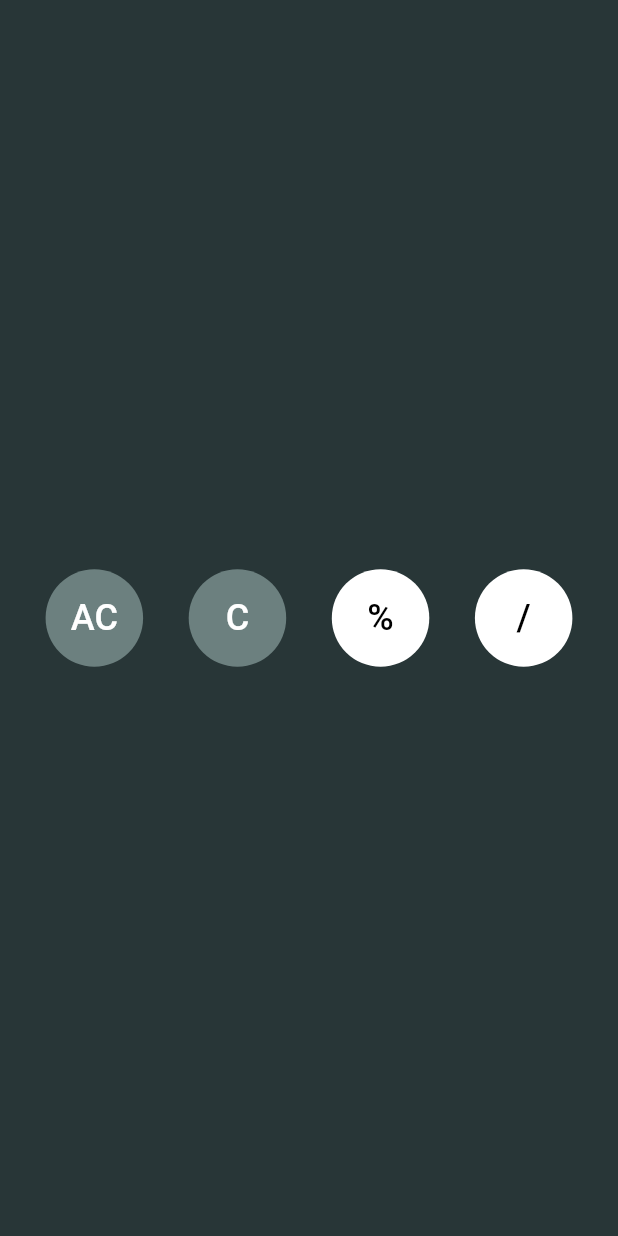
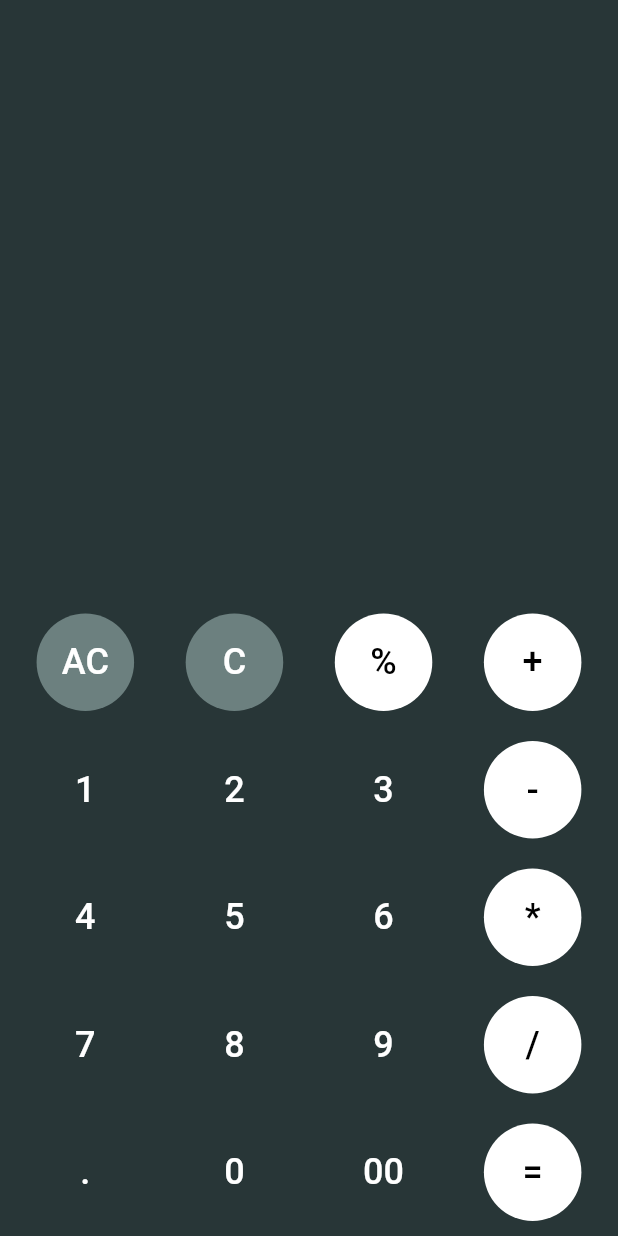
Before and after one commit to Iamdheeraj21/calculator-flutter, a Flutter app: the screen it shows after launch, after a tap on "AC", on a phone screen of 412 x 824 dp. Run offline on Flutter 3.47's test engine with Material 2 defaults, Android fonts, the phone set to English and light mode, and no system bars; our stand-ins replace math_expressions.

```diff
--- a/lib/Widgets/cal_button.dart
+++ b/lib/Widgets/cal_button.dart
@@ -5,27 +5,35 @@ class cal_button extends StatelessWidget {
   final int fillColor;
   final int textColor;
   final double textSize;
+  final Function callback;
   const cal_button({
     Key? key,
     required this.text,
     required this.fillColor,
     this.textColor = 0xFFFFFFFF,
     this.textSize = 24,
+    required this.callback,
   }) : super(key: key);
   @override
   Widget build(BuildContext context) {
-    return SizedBox(
+    return Container(
+      margin: EdgeInsets.all(10),
+      child: SizedBox(
         width: 65,
         height: 65,
         child: FlatButton(
-        shape: RoundedRectangleBorder(borderRadius: BorderRadius.circular(50)),
+          shape:
+              RoundedRectangleBorder(borderRadius: BorderRadius.circular(50)),
           child: Text(
             text,
             style: TextStyle(fontSize: textSize),
           ),
-        onPressed: () {},
+          onPressed: () {
+            callback(text);
+          },
           color: fillColor != null ? Color(fillColor) : null,
           textColor: Color(textColor),
+        ),
       ),
     );
   }
--- a/lib/main.dart
+++ b/lib/main.dart
@@ -1,11 +1,56 @@
 import 'package:flutter/material.dart';
+import 'dart:math' as math;
+import 'package:math_expressions/math_expressions.dart';
+
 import './Widgets/cal_button.dart';
 
 void main() {
-  runApp(CalculatorApp());
+  runApp(calApp());
 }
 
-class CalculatorApp extends StatelessWidget {
+// ignore: camel_case_types
+class calApp extends StatefulWidget {
+  calApp({Key? key}) : super(key: key);
+
+  @override
+  CalculatorAppState createState() => CalculatorAppState();
+}
+
+class CalculatorAppState extends State<calApp> {
+  String _history = "";
+  String _expression = "";
+
+  void numClick(String text) {
+    setState(() {
+      _expression += text;
+    });
+  }
+
+  void allClear(String text) {
+    setState(() {
+      _history = "";
+      _expression = "";
+    });
+  }
+
+  void clear(String text) {
+    setState(() {
+      _expression = "";
+    });
+  }
+
+  void evaluate(String text) {
+    Parser p = Parser();
+    Expression exp = p.parse(_expression);
+    ContextModel cm = ContextModel();
+
+    double eval = exp.evaluate(EvaluationType.REAL, cm);
+    setState(() {
+      _history = _expression;
+      _expression = eval.toString();
+    });
+  }
+
   @override
   Widget build(BuildContext context) {
     return MaterialApp(
@@ -13,30 +58,158 @@ class CalculatorApp extends StatelessWidget {
         debugShowCheckedModeBanner: false,
         home: Scaffold(
             backgroundColor: Color(0xFF283637),
-          body: Center(
-              child: Row(
+            body: Column(
+              mainAxisAlignment: MainAxisAlignment.end,
+              children: <Widget>[
+                Container(
+                  padding: EdgeInsets.only(right: 12),
+                  child: Text(
+                    _history,
+                    style: TextStyle(fontSize: 24, color: Color(0xFFFFFFFF)),
+                  ),
+                  alignment: Alignment(1, 1),
+                ),
+                Container(
+                  padding: EdgeInsets.all(12),
+                  child: Text(
+                    _expression,
+                    style: TextStyle(fontSize: 48, color: Colors.white),
+                  ),
+                  alignment: Alignment(1, 1),
+                ),
+                SizedBox(height: 40),
+                Row(
                   mainAxisAlignment: MainAxisAlignment.spaceEvenly,
                   children: <Widget>[
                     cal_button(
                       text: 'AC',
+                      callback: allClear,
                       fillColor: 0xFF6C807F,
                     ),
                     cal_button(
                       text: 'C',
+                      callback: clear,
                       fillColor: 0xFF6C807F,
                     ),
                     cal_button(
                       text: '%',
+                      callback: numClick,
                       fillColor: 0xFFFFFFFF,
                       textColor: 0xFF000000,
                     ),
                     cal_button(
-                text: '/',
+                      text: '+',
+                      callback: numClick,
                       fillColor: 0xFFFFFFFF,
                       textColor: 0xFF000000,
                     )
                   ],
-          )),
-        ));
+                ),
+                Row(
+                  mainAxisAlignment: MainAxisAlignment.spaceEvenly,
+                  children: <Widget>[
+                    cal_button(
+                      text: '1',
+                      callback: numClick,
+                      fillColor: 0xFF283637,
+                    ),
+                    cal_button(
+                      text: '2',
+                      callback: numClick,
+                      fillColor: 0xFF283637,
+                    ),
+                    cal_button(
+                      text: '3',
+                      callback: numClick,
+                      fillColor: 0xFF283637,
+                    ),
+                    cal_button(
+                      text: '-',
+                      callback: numClick,
+                      fillColor: 0xFFFFFFFF,
+                      textColor: 0xFF000000,
+                    )
+                  ],
+                ),
+                Row(
+                  mainAxisAlignment: MainAxisAlignment.spaceEvenly,
+                  children: <Widget>[
+                    cal_button(
+                      text: '4',
+                      callback: numClick,
+                      fillColor: 0xFF283637,
+                    ),
+                    cal_button(
+                      text: '5',
+                      callback: numClick,
+                      fillColor: 0xFF283637,
+                    ),
+                    cal_button(
+                      text: '6',
+                      callback: numClick,
+                      fillColor: 0xFF283637,
+                    ),
+                    cal_button(
+                      callback: numClick,
+                      text: '*',
+                      fillColor: 0xFFFFFFFF,
+                      textColor: 0xFF000000,
+                    )
+                  ],
+                ),
+                Row(
+                  mainAxisAlignment: MainAxisAlignment.spaceEvenly,
+                  children: <Widget>[
+                    cal_button(
+                      text: '7',
+                      callback: numClick,
+                      fillColor: 0xFF283637,
+                    ),
+                    cal_button(
+                      text: '8',
+                      callback: numClick,
+                      fillColor: 0xFF283637,
+                    ),
+                    cal_button(
+                      text: '9',
+                      callback: numClick,
+                      fillColor: 0xFF283637,
+                    ),
+                    cal_button(
+                      text: '/',
+                      callback: numClick,
+                      fillColor: 0xFFFFFFFF,
+                      textColor: 0xFF000000,
+                    )
+                  ],
+                ),
+                Row(
+                  mainAxisAlignment: MainAxisAlignment.spaceEvenly,
+                  children: <Widget>[
+                    cal_button(
+                      text: '.',
+                      callback: numClick,
+                      fillColor: 0xFF283637,
+                    ),
+                    cal_button(
+                      text: '0',
+                      callback: numClick,
+                      fillColor: 0xFF283637,
+                    ),
+                    cal_button(
+                      text: '00',
+                      callback: numClick,
+                      fillColor: 0xFF283637,
+                    ),
+                    cal_button(
+                      text: '=',
+                      callback: evaluate,
+                      fillColor: 0xFFFFFFFF,
+                      textColor: 0xFF000000,
+                    )
+                  ],
+                )
+              ],
+            )));
   }
 }
```
Also changed, not shown: pubspec.yaml (+2 -11 lines), pubspec.lock, 1 other file. Lines whose indentation alone changed are shown as unchanged.
